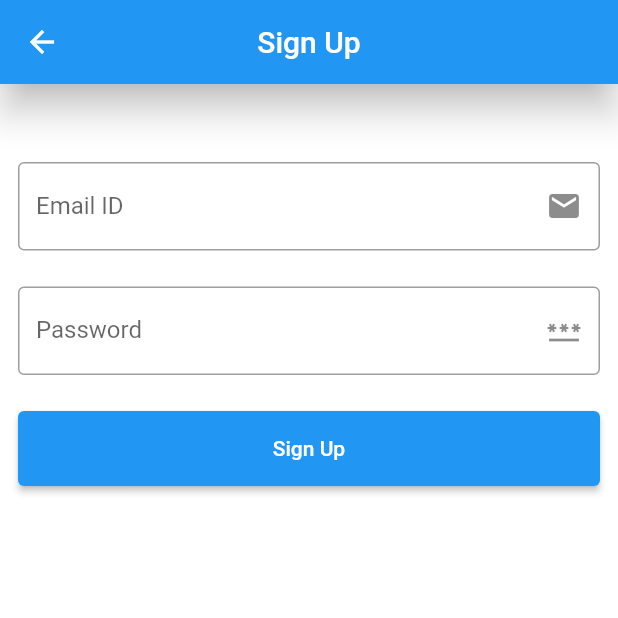
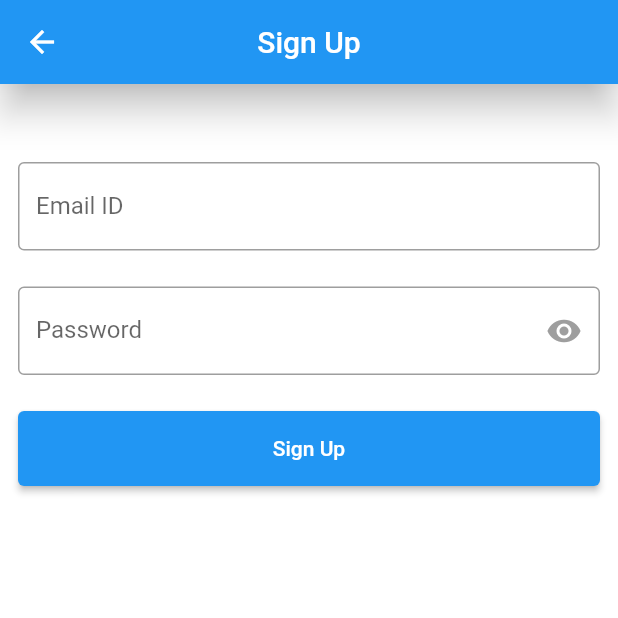
Before and after one commit to akathecoder/Flutter-ToDo-App, a Flutter app: the screen it shows after launch, after a tap on "Sign Up", on a phone screen of 412 x 824 dp, the top half of it. Run offline on Flutter 3.47's test engine with Material 2 defaults, Android fonts, the phone set to English and light mode, and no system bars; our stand-ins replace cloud_firestore, firebase_auth, firebase_core; accounts and stored records are empty.

Commit message:
Added password show button

```diff
--- a/lib/Screens/login_page.dart
+++ b/lib/Screens/login_page.dart
@@ -18,6 +18,7 @@ class LoginPage extends StatefulWidget {
 
 class _LoginPageState extends State<LoginPage> {
   final _formKey = GlobalKey<FormState>();
+  bool passwordVisibilty = false;
 
   @override
   Widget build(BuildContext context) {
@@ -63,9 +64,6 @@ class _LoginPageState extends State<LoginPage> {
                           labelText: 'Email ID',
                           hintText: 'username@email.com',
                           border: OutlineInputBorder(),
-                          suffixIcon: Icon(
-                            Icons.email,
-                          ),
                         ),
                         validator: (value) {
                           if (value == null || value.isEmpty) {
@@ -80,16 +78,27 @@ class _LoginPageState extends State<LoginPage> {
                     Padding(
                       padding: const EdgeInsets.all(12.0),
                       child: TextFormField(
-                        obscureText: true,
+                        obscureText: !passwordVisibilty,
                         onSaved: (value) {
                           password = value!;
                         },
-                        decoration: const InputDecoration(
+                        decoration: InputDecoration(
                           labelText: 'Password',
                           hintText: 'your\$secretPassw0rd',
-                          border: OutlineInputBorder(),
-                          suffixIcon: Icon(
-                            Icons.password,
+                          border: const OutlineInputBorder(),
+                          suffixIcon: IconButton(
+                            icon: Icon(
+                              passwordVisibilty
+                                  ? Icons.visibility_off
+                                  : Icons.visibility,
+                            ),
+                            onPressed: () {
+                              setState(() {
+                                passwordVisibilty = !passwordVisibilty;
+                              });
+                            },
+                            splashRadius: 20,
+                            color: Colors.grey,
                           ),
                         ),
                         validator: (value) {
--- a/lib/Screens/sign_up_page.dart
+++ b/lib/Screens/sign_up_page.dart
@@ -17,6 +17,7 @@ class SignUpPage extends StatefulWidget {
 
 class _SignUpPageState extends State<SignUpPage> {
   final _formKey = GlobalKey<FormState>();
+  bool passwordVisibilty = false;
 
   @override
   Widget build(BuildContext context) {
@@ -54,9 +55,6 @@ class _SignUpPageState extends State<SignUpPage> {
                           labelText: 'Email ID',
                           hintText: 'username@email.com',
                           border: OutlineInputBorder(),
-                          suffixIcon: Icon(
-                            Icons.email,
-                          ),
                         ),
                         keyboardType: TextInputType.emailAddress,
                         validator: (value) {
@@ -72,16 +70,27 @@ class _SignUpPageState extends State<SignUpPage> {
                     Padding(
                       padding: const EdgeInsets.all(12.0),
                       child: TextFormField(
-                        // obscureText: true,
+                        obscureText: !passwordVisibilty,
                         onSaved: (value) {
                           password = value!;
                         },
-                        decoration: const InputDecoration(
+                        decoration: InputDecoration(
                           labelText: 'Password',
                           hintText: 'your\$secretPassw0rd',
-                          border: OutlineInputBorder(),
-                          suffixIcon: Icon(
-                            Icons.password,
+                          border: const OutlineInputBorder(),
+                          suffixIcon: IconButton(
+                            icon: Icon(
+                              passwordVisibilty
+                                  ? Icons.visibility_off
+                                  : Icons.visibility,
+                            ),
+                            onPressed: () {
+                              setState(() {
+                                passwordVisibilty = !passwordVisibilty;
+                              });
+                            },
+                            splashRadius: 20,
+                            color: Colors.grey,
                           ),
                         ),
                         keyboardType: TextInputType.text,
```
